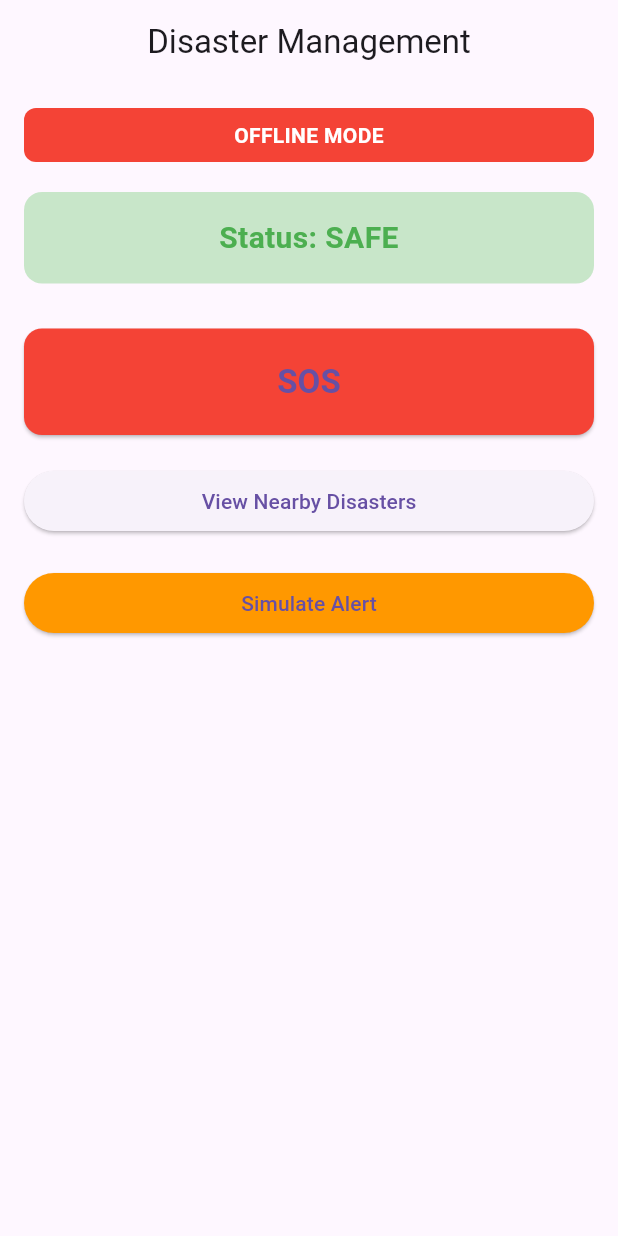
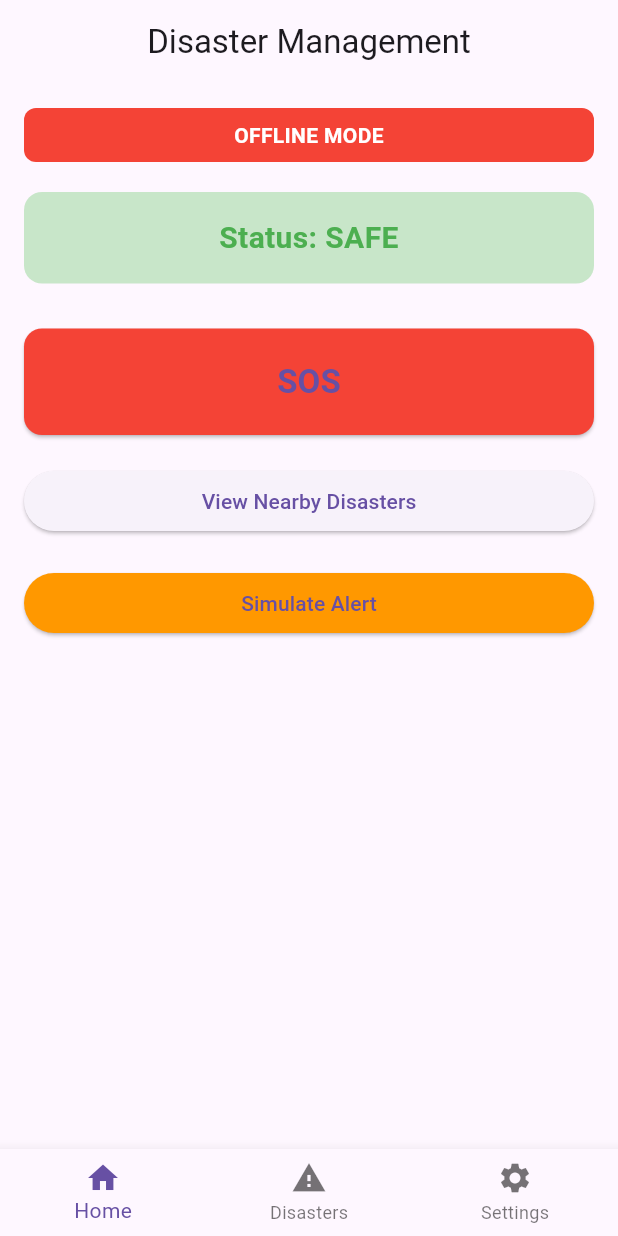
Before and after one commit to VaradPimple/Disaster-Management-OfflineFirst, a Flutter app: the screen it shows after launch, on a phone screen of 412 x 824 dp. Run offline on Flutter 3.47's test engine with Material 3 defaults, Android fonts, the phone set to English and light mode, and no system bars.

Commit message:
Updated main.dart to use MainNavigation as root widget

```diff
--- a/frontend-app/disaster_app/lib/main.dart
+++ b/frontend-app/disaster_app/lib/main.dart
@@ -1,5 +1,5 @@
 import 'package:flutter/material.dart';
-import 'screens/home_screen.dart';
+import 'screens/main_navigation.dart';
 
 void main() {
   runApp(const DisasterApp());
@@ -13,7 +13,7 @@ class DisasterApp extends StatelessWidget {
     return const MaterialApp(
       debugShowCheckedModeBanner: false,
       title: 'Disaster Management App',
-      home: HomeScreen(),
+      home: MainNavigation(),
     );
   }
 }
```
